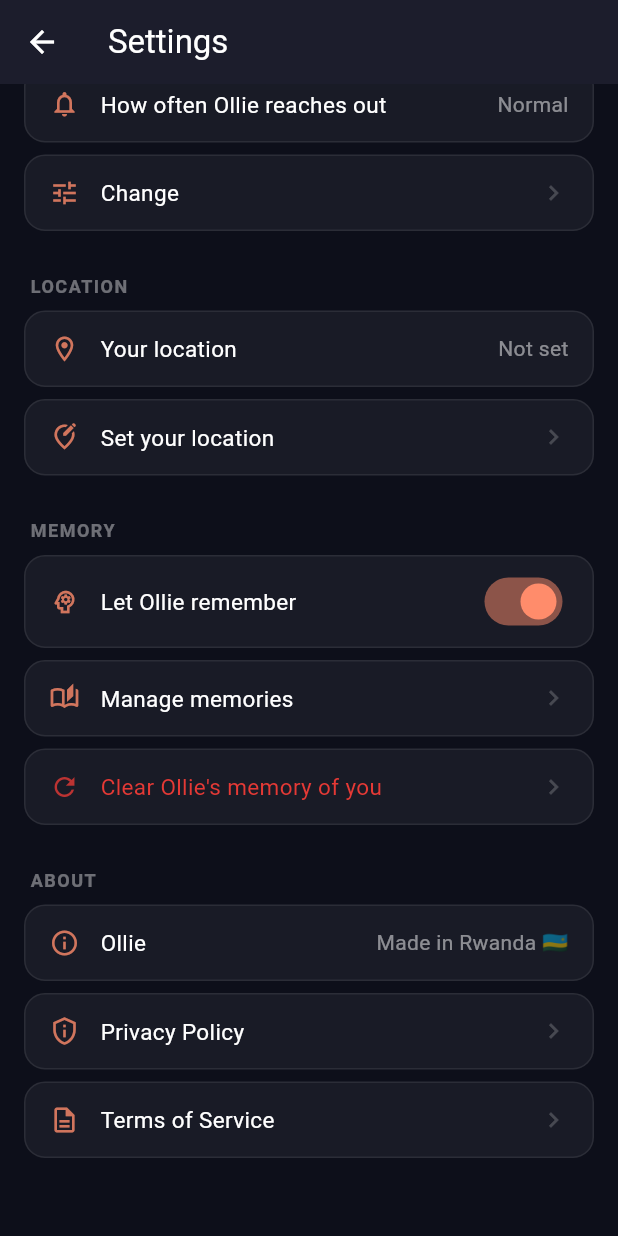
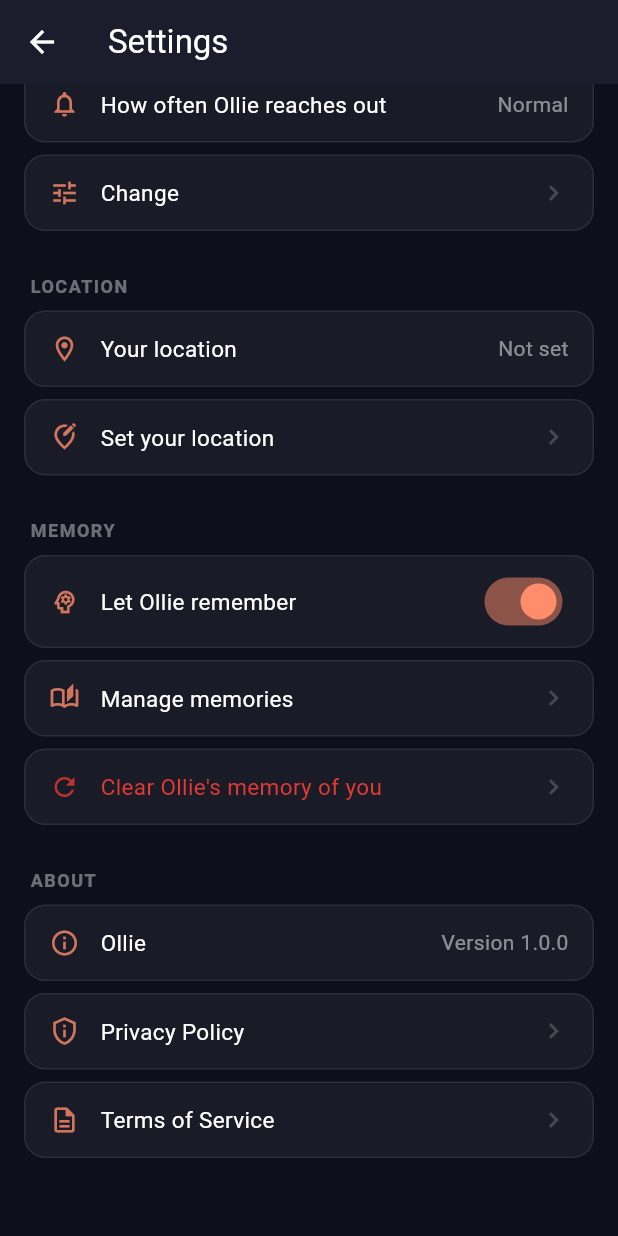
Before and after one commit to ollie81/ollie-flutter, a Flutter app: the SettingsScreen screen opened directly with empty values, scrolled down 576 dp, on a phone screen of 412 x 824 dp. Run offline on Flutter 3.47's test engine with Material 3 defaults, Android fonts, the phone set to English and light mode, and no system bars; our stand-ins replace audioplayers, firebase_core, firebase_messaging, flutter_secure_storage, google_mobile_ads, google_sign_in and 7 more; missing offline and left inert: flutter_sound; accounts and stored records are empty; network calls fail; Roboto replaces fonts that are missing (SF Pro Display).

Commit message:
Fix invalid launch-screen XML that broke release builds, drop Rwanda label
launch_background.xml had an em-dash-style "--" inside an XML comment
(invalid XML) and a raw hex color on android:drawable (which requires a
resource reference, not a literal) -- both only surfaced now because this
was the first real release build. Also updates build.gradle.kts/
gradle.properties to the values Flutter's own tooling already migrated
them to during that build.

Settings screen: drop the "Made in Rwanda" subtitle under Ollie's About
entry in favor of the app version.

Co-Authored-By: Claude Sonnet 5 <noreply@anthropic.com>
Claude-Session: https://claude.ai/code/session_01YS3Es1KcYh6ZUWobHe9Axw

```diff
--- a/lib/screens/settings_screen.dart
+++ b/lib/screens/settings_screen.dart
@@ -556,7 +556,7 @@ class _SettingsScreenState extends State<SettingsScreen> {
                 ),
 
                 _sectionLabel('About'),
-                _infoTile(Icons.info_outline, 'Ollie', 'Made in Rwanda 🇷🇼'),
+                _infoTile(Icons.info_outline, 'Ollie', 'Version 1.0.0'),
                 _actionTile(
                   Icons.privacy_tip_outlined,
                   'Privacy Policy',
```
Also changed, not shown: 4 other files.
